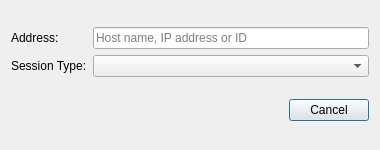
Before: the Qt Designer form source/client/desktop/quick_connect_dialog.ui in dchapyshev/aspia, drawn with Qt 5.
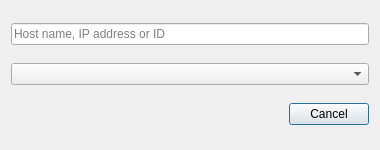
After: the same form once the commit is applied. Custom widgets are drawn as their Qt base class.

```diff
--- a/source/client/desktop/quick_connect_dialog.ui
+++ b/source/client/desktop/quick_connect_dialog.ui
@@ -18,36 +18,18 @@
   </property>
   <layout class="QVBoxLayout" name="verticalLayout">
    <item>
-    <layout class="QGridLayout" name="gridLayout">
-     <item row="0" column="0">
-      <widget class="QLabel" name="label_address">
-       <property name="text">
-        <string>Address:</string>
-       </property>
-      </widget>
-     </item>
-     <item row="0" column="1">
       <widget class="QLineEdit" name="edit_address">
        <property name="placeholderText">
         <string>Host name, IP address or ID</string>
        </property>
       </widget>
      </item>
-     <item row="1" column="0">
-      <widget class="QLabel" name="label_session_type">
-       <property name="text">
-        <string>Session Type:</string>
-       </property>
-      </widget>
-     </item>
-     <item row="1" column="1">
+   <item>
       <widget class="QComboBox" name="combo_session_type">
        <property name="sizeAdjustPolicy">
         <enum>QComboBox::SizeAdjustPolicy::AdjustToContents</enum>
        </property>
       </widget>
-     </item>
-    </layout>
    </item>
    <item>
     <widget class="DialogButtonBox" name="button_box">
```
Lines whose indentation alone changed are shown as unchanged.
